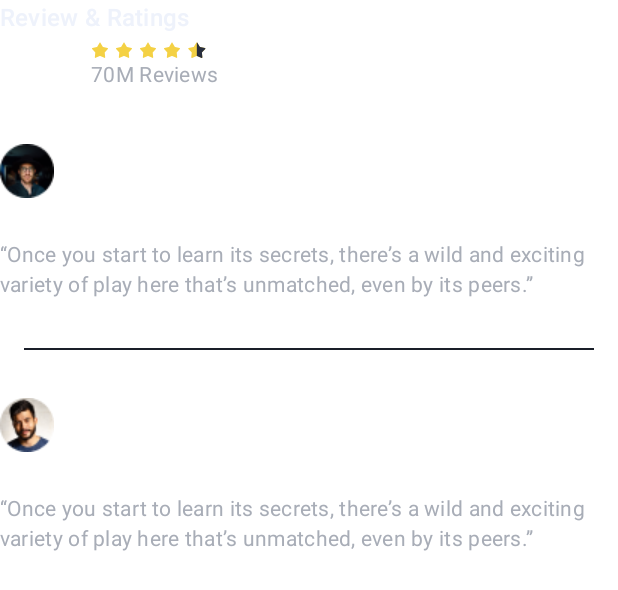
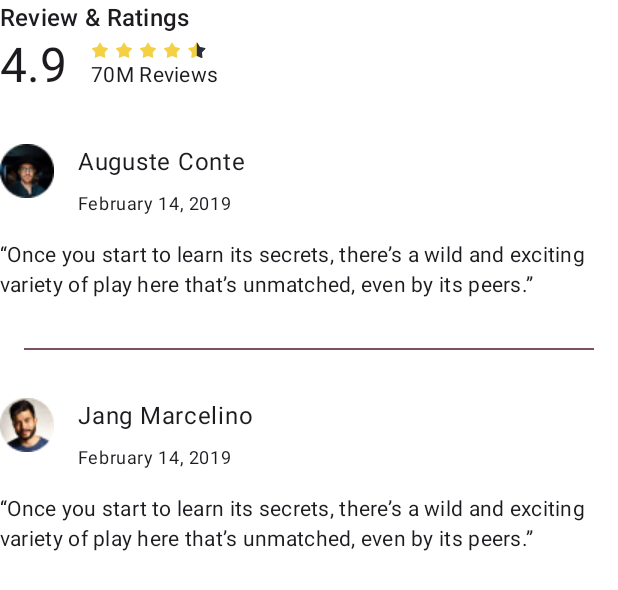
Before and after one commit to Qiraa/DotaApp, an Android app built with Jetpack Compose: the @Preview function DotaReviewSectionPreview, on a phone screen of 412 x 824 dp. Shown: the top 590 px of the screen. Run offline under Robolectric (Android 15) with nearby library versions, the phone set to English and light mode, and no system bars.

Commit message:
Add light theme

```diff
--- a/app/src/main/java/com/example/dotaapp/DotaReviewSection.kt
+++ b/app/src/main/java/com/example/dotaapp/DotaReviewSection.kt
@@ -38,7 +38,7 @@ fun DotaReviewSection(
             comment = stringResource(R.string.comment1_text)
         )
         Divider(
-            color = Mirage,
+            color = MaterialTheme.colorScheme.tertiary,
             modifier = Modifier.padding(horizontal = 16.dp, vertical = 32.dp)
         )
         CommentBlock(
@@ -56,14 +56,14 @@ private fun ReviewsHeader(modifier: Modifier = Modifier) {
     Column(modifier = modifier) {
         Text(
             text = stringResource(id = R.string.review_ratings),
-            color = LavenderBlush,
+            color = MaterialTheme.colorScheme.onBackground,
             style = MaterialTheme.typography.titleMedium
         )
 
         Row(verticalAlignment = Alignment.CenterVertically) {
             Text(
                 text = 4.9.toString(),
-                color = Color.White,
+                color = MaterialTheme.colorScheme.onBackground,
                 style = MaterialTheme.typography.headlineLarge
             )
             Spacer(modifier = Modifier.size(16.dp))
@@ -76,7 +76,7 @@ private fun ReviewsHeader(modifier: Modifier = Modifier) {
                 }
                 Text(
                     text = stringResource(R.string.reviews_count),
-                    color = MettalicSilver,
+                    color = MaterialTheme.colorScheme.onSurface,
                     style = MaterialTheme.typography.bodyMedium
                 )
             }
@@ -103,12 +103,12 @@ private fun CommentBlock(
             Column(verticalArrangement = Arrangement.spacedBy(8.dp)) {
                 Text(
                     text = name,
-                    color = Color.White,
+                    color = MaterialTheme.colorScheme.onBackground,
                     style = MaterialTheme.typography.bodyLarge
                 )
                 Text(
                     text = date,
-                    color = White66,
+                    color = MaterialTheme.colorScheme.onSurface,
                     style = MaterialTheme.typography.bodySmall
                 )
             }
@@ -116,7 +116,7 @@ private fun CommentBlock(
         Spacer(modifier = Modifier.size(16.dp))
         Text(
             text = comment,
-            color = MettalicSilver,
+            color = MaterialTheme.colorScheme.onSurface,
             style = MaterialTheme.typography.bodyMedium
 
 
--- a/app/src/main/java/com/example/dotaapp/UiElements.kt
+++ b/app/src/main/java/com/example/dotaapp/UiElements.kt
@@ -21,7 +21,10 @@ fun InstallButton(
 ) {
     Button(
         onClick = { /*TODO*/ },
-        colors = ButtonDefaults.buttonColors(PapayaWhip, BlueCharcoal),
+        colors = ButtonDefaults.buttonColors(
+            containerColor = MaterialTheme.colorScheme.primary,
+            contentColor = MaterialTheme.colorScheme.onPrimary
+        ),
         shape = RoundedCornerShape(12.dp),
         contentPadding = PaddingValues(vertical = 16.dp),
         modifier = modifier,
--- a/app/src/main/java/com/example/dotaapp/ui/theme/Type.kt
+++ b/app/src/main/java/com/example/dotaapp/ui/theme/Type.kt
@@ -13,7 +13,7 @@ val Typography = Typography(
         fontWeight = FontWeight.Normal,
         fontSize = 16.sp,
         lineHeight = 24.sp,
-        letterSpacing = 0.5.sp
+        letterSpacing = 0.5.sp,
     ),
     bodyMedium = TextStyle(
         fontFamily = FontFamilies.modernist,
```
Also changed, not shown: app/src/main/java/com/example/dotaapp/DotaDetailsSection.kt (+7 -6 lines), app/src/main/java/com/example/dotaapp/MainActivity.kt (+6 -19 lines), app/src/main/java/com/example/dotaapp/ui/theme/Theme.kt (+19 -27 lines).
